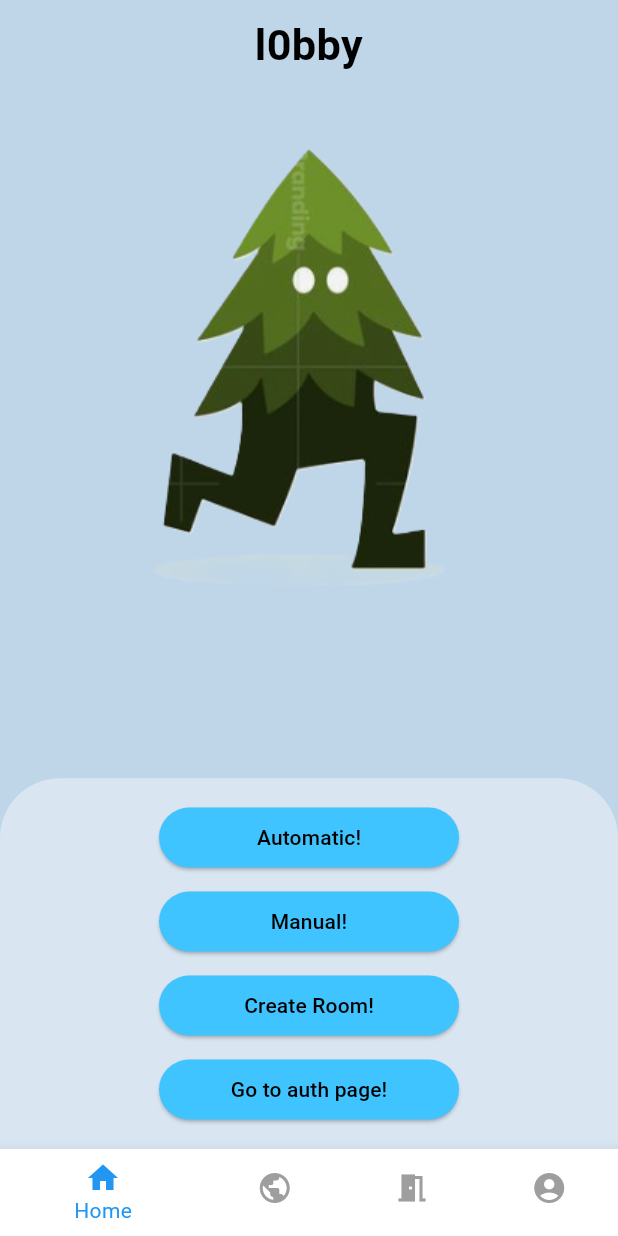
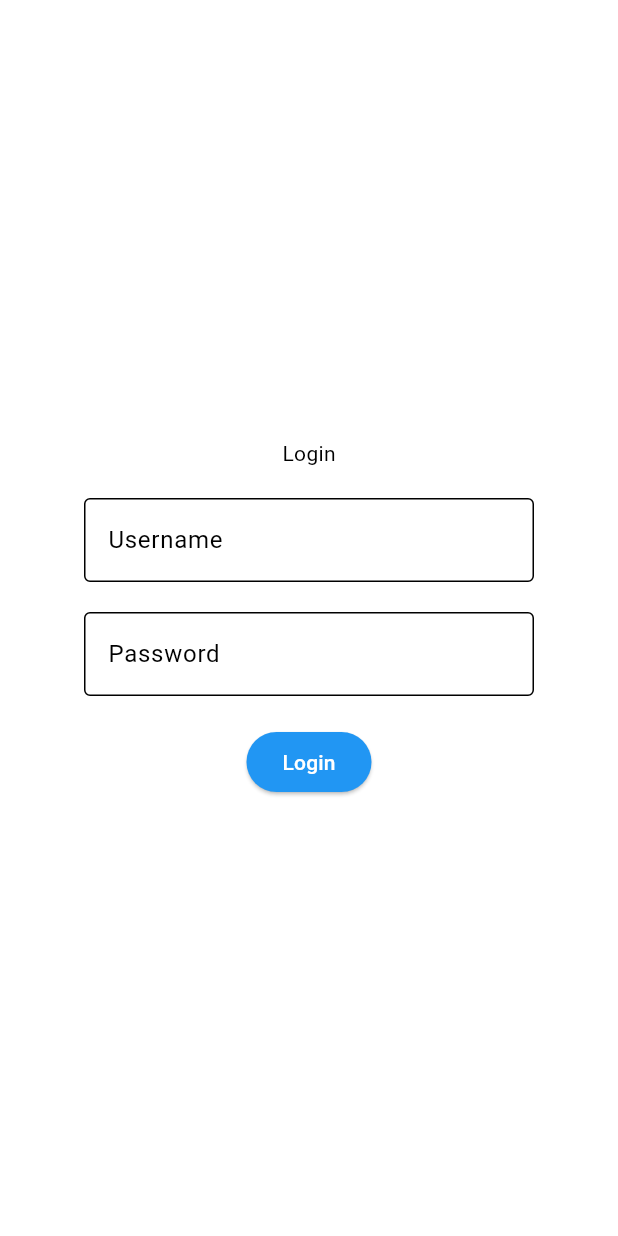
Before and after one commit to k0n-k40-k40/l0bby-frontend, a Flutter app: the screen it shows after launch, on a phone screen of 412 x 824 dp. Run offline on Flutter 3.47's test engine with Material 3 defaults, Android fonts, the phone set to English and light mode, and no system bars; our stand-ins replace image_picker.

Commit message:
Add login page

```diff
--- a/lib/main.dart
+++ b/lib/main.dart
@@ -14,7 +14,7 @@ class MainApp extends StatelessWidget {
   @override
   Widget build(BuildContext context) {
     return MaterialApp(
-      initialRoute: '/',
+      initialRoute: '/login',
       onGenerateRoute: AppRouter.generateRoute, // Use the AppRouter
       onUnknownRoute: (settings) {
         return MaterialPageRoute(
--- a/lib/src/app_router.dart
+++ b/lib/src/app_router.dart
@@ -1,6 +1,7 @@
 // app_router.dart
 import 'package:flutter/material.dart';
 import 'package:l0bby_frontend/src/screens/auto_match.dart';
+import 'package:l0bby_frontend/src/screens/login.dart';
 import 'package:l0bby_frontend/src/screens/manual_match.dart';
 import 'screens/auth.dart';
 import 'screens/room_details.dart';
@@ -20,6 +21,8 @@ class AppRouter {
         return MaterialPageRoute(builder: (_) => const AutoMatchScreen());
       case '/profile':
         return MaterialPageRoute(builder: (_) => const ProfilePage());
+      case '/login':
+        return MaterialPageRoute(builder: (_) => const LoginScreen());
       // Add more static routes here
     }
 
--- /dev/null
+++ b/lib/src/screens/login.dart
@@ -0,0 +1,46 @@
+import 'package:flutter/material.dart';
+
+class LoginScreen extends StatelessWidget {
+  const LoginScreen({super.key});
+
+  @override
+  Widget build(BuildContext context) {
+    return Scaffold(
+      // appBar: AppBar(title: const rText('Login')),
+      body: Center(
+        child: SizedBox(
+          width: 300,
+          child: Column(
+            mainAxisAlignment: MainAxisAlignment.center,
+            children: <Widget>[
+              const Text('Login'),
+              const SizedBox(height: 20),
+              const TextField(
+                decoration: InputDecoration(
+                  border: OutlineInputBorder(),
+                  labelText: 'Username',
+                ),
+              ),
+              const SizedBox(height: 20),
+              const TextField(
+                decoration: InputDecoration(
+                  border: OutlineInputBorder(),
+                  labelText: 'Password',
+                ),
+                obscureText: true,
+              ),
+              const SizedBox(height: 20),
+              ElevatedButton(
+                onPressed: () {
+                  // Navigate to the home screen
+                  Navigator.pushNamed(context, '/');
+                },
+                child: const Text('Login'),
+              ),
+            ],
+          ),
+        ),
+      ),
+    );
+  }
+}
```
